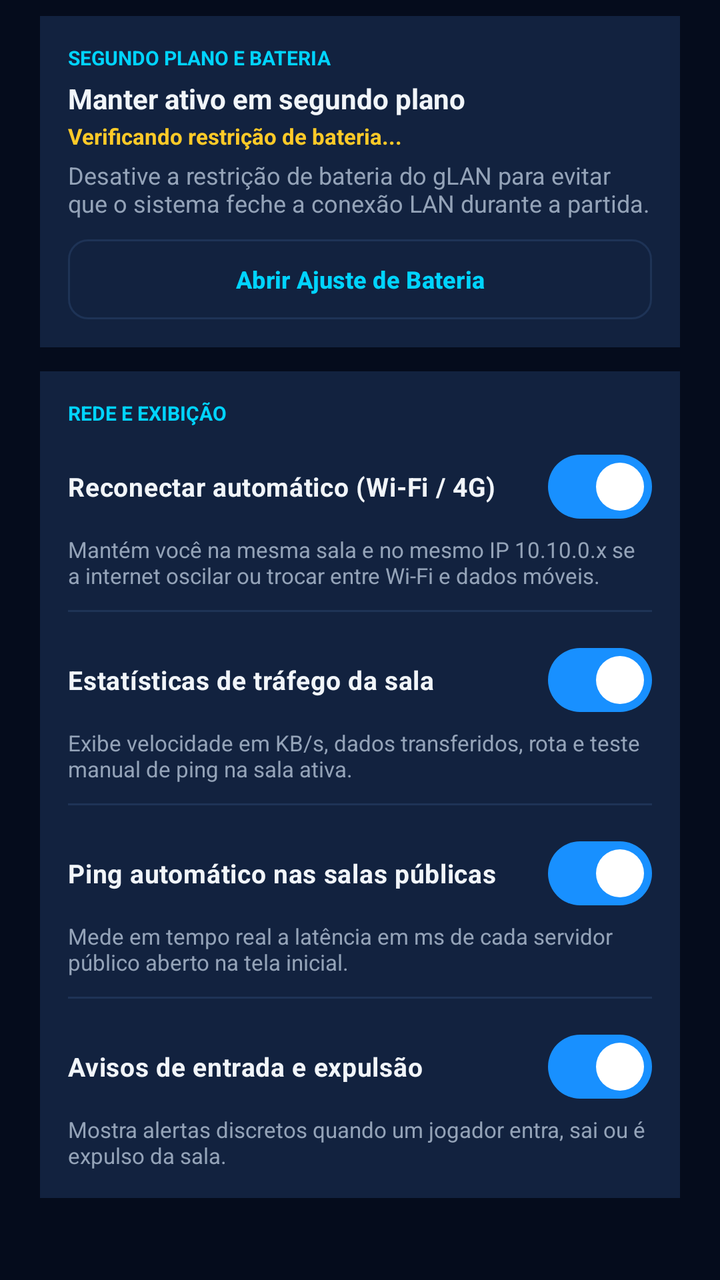
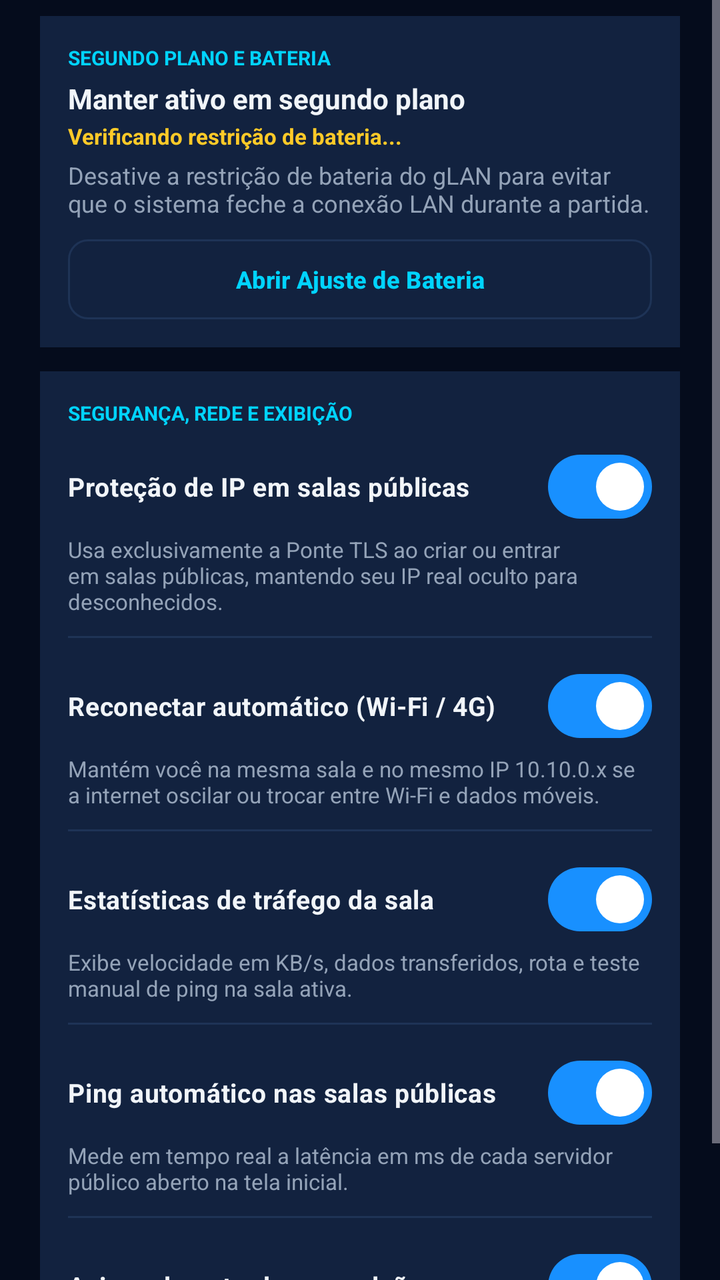

Before-and-after screenshots of an Android layout around one commit, followed by the original layout XML and the change that was made.
<!-- AndroidManifest.xml: application theme Theme.GDroidLAN -->
<!-- res/layout/dialog_settings.xml -->
<?xml version="1.0" encoding="utf-8"?>
<ScrollView xmlns:android="http://schemas.android.com/apk/res/android"
    xmlns:app="http://schemas.android.com/apk/res-auto"
    android:layout_width="match_parent"
    android:layout_height="wrap_content">

    <LinearLayout
        android:layout_width="match_parent"
        android:layout_height="wrap_content"
        android:orientation="vertical"
        android:paddingHorizontal="20dp"
        android:paddingTop="8dp"
        android:paddingBottom="8dp">

        
        <LinearLayout
            android:layout_width="match_parent"
            android:layout_height="wrap_content"
            android:background="@color/surface_elevated"
            android:orientation="vertical"
            android:padding="14dp">

            <TextView
                android:layout_width="wrap_content"
                android:layout_height="wrap_content"
                android:text="SEGUNDO PLANO E BATERIA"
                android:textColor="@color/neon_cyan"
                android:textSize="10sp"
                android:textStyle="bold" />

            <TextView
                android:layout_width="match_parent"
                android:layout_height="wrap_content"
                android:layout_marginTop="4dp"
                android:text="Manter ativo em segundo plano"
                android:textColor="@color/text_primary"
                android:textSize="14sp"
                android:textStyle="bold" />

            <TextView
                android:id="@+id/txtStatusBateriaConfig"
                android:layout_width="match_parent"
                android:layout_height="wrap_content"
                android:layout_marginTop="2dp"
                android:text="Verificando restrição de bateria..."
                android:textColor="@color/warning_amber"
                android:textSize="11sp"
                android:textStyle="bold" />

            <TextView
                android:layout_width="match_parent"
                android:layout_height="wrap_content"
                android:layout_marginTop="4dp"
                android:text="Desative a restrição de bateria do gLAN para evitar que o sistema feche a conexão LAN durante a partida."
                android:textColor="@color/text_secondary"
                android:textSize="12sp" />

            <com.google.android.material.button.MaterialButton
                android:id="@+id/btnAbrirAjusteBateria"
                style="?attr/materialButtonOutlinedStyle"
                android:layout_width="match_parent"
                android:layout_height="40dp"
                android:layout_marginTop="10dp"
                android:insetTop="0dp"
                android:insetBottom="0dp"
                android:text="Abrir Ajuste de Bateria"
                android:textColor="@color/neon_cyan"
                android:textSize="12sp"
                android:textStyle="bold"
                app:cornerRadius="10dp"
                app:strokeColor="@color/stroke_subtle" />
        </LinearLayout>

        
        <LinearLayout
            android:layout_width="match_parent"
            android:layout_height="wrap_content"
            android:layout_marginTop="12dp"
            android:background="@color/surface_elevated"
            android:orientation="vertical"
            android:padding="14dp">

            <TextView
                android:layout_width="wrap_content"
                android:layout_height="wrap_content"
                android:text="REDE E EXIBIÇÃO"
                android:textColor="@color/neon_cyan"
                android:textSize="10sp"
                android:textStyle="bold" />

            <com.google.android.material.materialswitch.MaterialSwitch
                android:id="@+id/switchReconectarAuto"
                android:layout_width="match_parent"
                android:layout_height="wrap_content"
                android:layout_marginTop="6dp"
                android:checked="true"
                android:text="Reconectar automático (Wi-Fi / 4G)"
                android:textColor="@color/text_primary"
                android:textSize="13sp"
                android:textStyle="bold" />

            <TextView
                android:layout_width="match_parent"
                android:layout_height="wrap_content"
                android:text="Mantém você na mesma sala e no mesmo IP 10.10.0.x se a internet oscilar ou trocar entre Wi-Fi e dados móveis."
                android:textColor="@color/text_secondary"
                android:textSize="11sp" />

            <View
                android:layout_width="match_parent"
                android:layout_height="1dp"
                android:layout_marginVertical="10dp"
                android:background="@color/stroke_subtle" />

            <com.google.android.material.materialswitch.MaterialSwitch
                android:id="@+id/switchMostrarTrafego"
                android:layout_width="match_parent"
                android:layout_height="wrap_content"
                android:checked="true"
                android:text="Estatísticas de tráfego da sala"
                android:textColor="@color/text_primary"
                android:textSize="13sp"
                android:textStyle="bold" />

            <TextView
                android:layout_width="match_parent"
                android:layout_height="wrap_content"
                android:text="Exibe velocidade em KB/s, dados transferidos, rota e teste manual de ping na sala ativa."
                android:textColor="@color/text_secondary"
                android:textSize="11sp" />

            <View
                android:layout_width="match_parent"
                android:layout_height="1dp"
                android:layout_marginVertical="10dp"
                android:background="@color/stroke_subtle" />

            <com.google.android.material.materialswitch.MaterialSwitch
                android:id="@+id/switchPingLobby"
                android:layout_width="match_parent"
                android:layout_height="wrap_content"
                android:checked="true"
                android:text="Ping automático nas salas públicas"
                android:textColor="@color/text_primary"
                android:textSize="13sp"
                android:textStyle="bold" />

            <TextView
                android:layout_width="match_parent"
                android:layout_height="wrap_content"
                android:text="Mede em tempo real a latência em ms de cada servidor público aberto na tela inicial."
                android:textColor="@color/text_secondary"
                android:textSize="11sp" />

            <View
                android:layout_width="match_parent"
                android:layout_height="1dp"
                android:layout_marginVertical="10dp"
                android:background="@color/stroke_subtle" />

            <com.google.android.material.materialswitch.MaterialSwitch
                android:id="@+id/switchAvisosSala"
                android:layout_width="match_parent"
                android:layout_height="wrap_content"
                android:checked="true"
                android:text="Avisos de entrada e expulsão"
                android:textColor="@color/text_primary"
                android:textSize="13sp"
                android:textStyle="bold" />

            <TextView
                android:layout_width="match_parent"
                android:layout_height="wrap_content"
                android:text="Mostra alertas discretos quando um jogador entra, sai ou é expulso da sala."
                android:textColor="@color/text_secondary"
                android:textSize="11sp" />
        </LinearLayout>

    </LinearLayout>
</ScrollView>
<!-- resources referenced by this layout -->
<resources>
  <color name="neon_cyan">#00D4FF</color>
  <color name="stroke_subtle">#1E3356</color>
  <color name="surface_elevated">#12223F</color>
  <color name="text_primary">#F1F5F9</color>
  <color name="text_secondary">#94A3B8</color>
  <color name="warning_amber">#FFCA28</color>
  <style name="Theme.GDroidLAN" parent="Theme.Material3.Dark.NoActionBar">
          <item name="colorPrimary">@color/neon_emerald</item>
          <item name="colorOnPrimary">#FFFFFF</item>
          <item name="colorSecondary">@color/neon_cyan</item>
          <item name="android:statusBarColor">@color/bg_obsidian</item>
          <item name="android:navigationBarColor">@color/bg_obsidian</item>
          <item name="android:windowBackground">@color/bg_obsidian</item>
      </style>
  <color name="neon_emerald">#1890FF</color>
  <color name="bg_obsidian">#050C1C</color>
</resources>

<!-- the commit's change to res/layout/dialog_settings.xml (unified diff, before → after) -->
@@ -83,16 +83,40 @@
             <TextView
                 android:layout_width="wrap_content"
                 android:layout_height="wrap_content"
-                android:text="REDE E EXIBIÇÃO"
+                android:text="SEGURANÇA, REDE E EXIBIÇÃO"
                 android:textColor="@color/neon_cyan"
                 android:textSize="10sp"
                 android:textStyle="bold" />
 
             <com.google.android.material.materialswitch.MaterialSwitch
+                android:id="@+id/switchProtegerIpPublico"
+                android:layout_width="match_parent"
+                android:layout_height="wrap_content"
+                android:layout_marginTop="6dp"
+                android:checked="true"
+                android:text="Proteção de IP em salas públicas"
+                android:textColor="@color/text_primary"
+                android:textSize="13sp"
+                android:textStyle="bold" />
+
+            <TextView
+                android:id="@+id/txtDescProtegerIpPublico"
+                android:layout_width="match_parent"
+                android:layout_height="wrap_content"
+                android:text="Usa exclusivamente a Ponte TLS ao criar ou entrar em salas públicas, mantendo seu IP real oculto para desconhecidos."
+                android:textColor="@color/text_secondary"
+                android:textSize="11sp" />
+
+            <View
+                android:layout_width="match_parent"
+                android:layout_height="1dp"
+                android:layout_marginVertical="10dp"
+                android:background="@color/stroke_subtle" />
+
+            <com.google.android.material.materialswitch.MaterialSwitch
                 android:id="@+id/switchReconectarAuto"
                 android:layout_width="match_parent"
                 android:layout_height="wrap_content"
-                android:layout_marginTop="6dp"
                 android:checked="true"
                 android:text="Reconectar automático (Wi-Fi / 4G)"
                 android:textColor="@color/text_primary"
